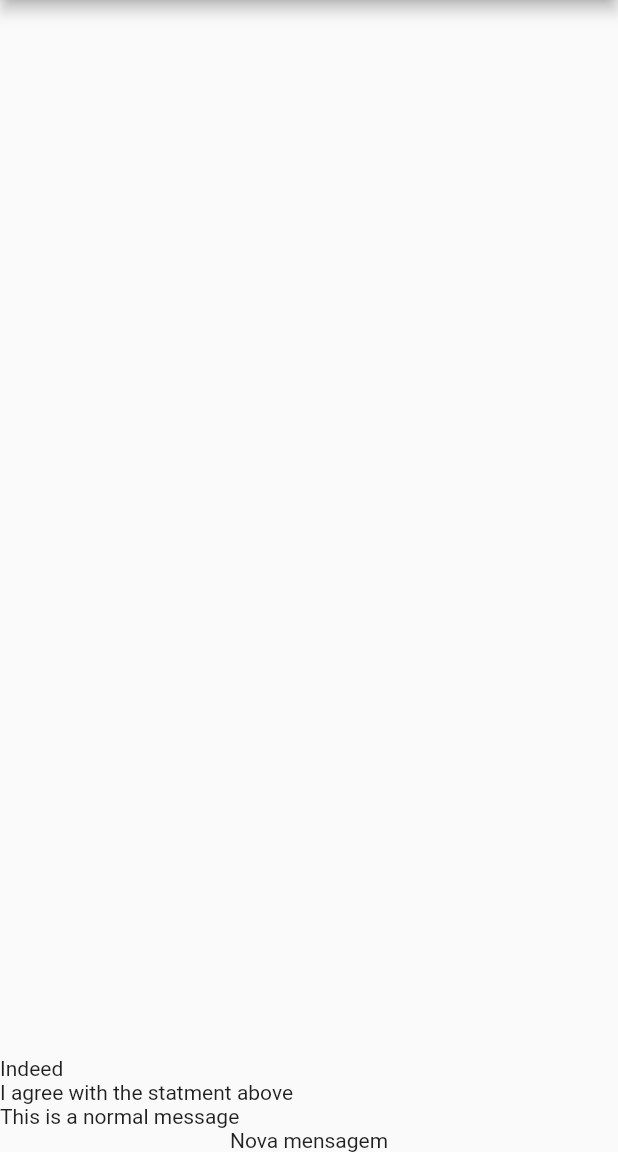
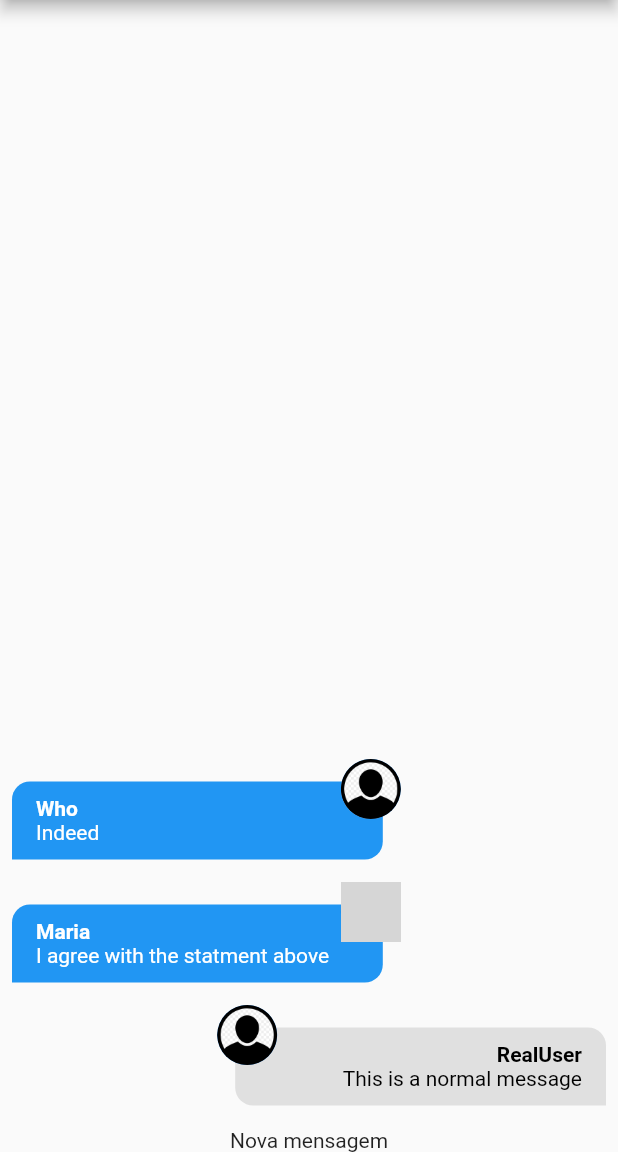
Before and after one commit to AizaYosuke/Chat, a Flutter app: the screen it shows after launch, on a phone screen of 412 x 824 dp, the part 84-1236 px from its top. Run offline on Flutter 3.47's test engine with Material 2 defaults, Android fonts, the phone set to English and light mode, and no system bars; our stand-ins replace image_picker; accounts and stored records are empty; network calls fail; grey boxes are pictures that could not be loaded.

Commit message:
feat: adds a message bubble to display the messages

```diff
--- /dev/null
+++ b/lib/components/message_bubble.dart
@@ -0,0 +1,101 @@
+import 'dart:io';
+
+import 'package:chat/core/models/chat_message.dart';
+import 'package:flutter/material.dart';
+
+class MessageBubble extends StatelessWidget {
+  static const defaultImage = 'assets/images/avatar.png';
+  final ChatMessage message;
+  final bool belongsToCurrentUser;
+
+  const MessageBubble({
+    required this.message,
+    required this.belongsToCurrentUser,
+    super.key,
+  });
+
+  Widget _showUserImage(String imageURL) {
+    ImageProvider? provider;
+    final uri = Uri.parse(imageURL);
+
+    if (uri.path.contains(defaultImage)) {
+      provider = const AssetImage(defaultImage);
+    } else if (uri.scheme.contains('http')) {
+      provider = NetworkImage(uri.toString());
+    } else {
+      provider = FileImage(File(uri.toString()));
+    }
+
+    return CircleAvatar(
+      backgroundImage: provider,
+    );
+  }
+
+  @override
+  Widget build(BuildContext context) {
+    final screenWidth = MediaQuery.of(context).size.width;
+
+    return Stack(
+      children: [
+        Row(
+          mainAxisAlignment: belongsToCurrentUser
+              ? MainAxisAlignment.end
+              : MainAxisAlignment.start,
+          children: [
+            Container(
+              decoration: BoxDecoration(
+                color: belongsToCurrentUser
+                    ? Colors.grey.shade300
+                    : Theme.of(context).colorScheme.secondary,
+                borderRadius: BorderRadius.only(
+                  topLeft: const Radius.circular(12),
+                  topRight: const Radius.circular(12),
+                  bottomLeft: belongsToCurrentUser
+                      ? const Radius.circular(12)
+                      : const Radius.circular(0),
+                  bottomRight: belongsToCurrentUser
+                      ? const Radius.circular(0)
+                      : const Radius.circular(12),
+                ),
+              ),
+              width: screenWidth * 0.6,
+              padding: const EdgeInsets.symmetric(
+                vertical: 10,
+                horizontal: 16,
+              ),
+              margin: const EdgeInsets.symmetric(
+                vertical: 15,
+                horizontal: 8,
+              ),
+              child: Column(
+                crossAxisAlignment: belongsToCurrentUser ? CrossAxisAlignment.end : CrossAxisAlignment.start,
+                children: [
+                  Text(
+                    message.userName,
+                    style: TextStyle(
+                      fontWeight: FontWeight.bold,
+                      color: belongsToCurrentUser ? Colors.black : Colors.white,
+                    ),
+                  ),
+                  Text(
+                    message.text,
+                    textAlign:
+                        belongsToCurrentUser ? TextAlign.end : TextAlign.start,
+                    style: TextStyle(
+                      color: belongsToCurrentUser ? Colors.black : Colors.white,
+                    ),
+                  ),
+                ],
+              ),
+            ),
+          ],
+        ),
+        Positioned(
+          left: belongsToCurrentUser ? null : screenWidth * 0.6 - 20,
+          right: belongsToCurrentUser ? screenWidth * 0.6 - 20 : null,
+          child: _showUserImage(message.userImageURL),
+        ),
+      ],
+    );
+  }
+}
--- a/lib/components/messages.dart
+++ b/lib/components/messages.dart
@@ -1,4 +1,6 @@
+import 'package:chat/components/message_bubble.dart';
 import 'package:chat/core/models/chat_message.dart';
+import 'package:chat/core/services/auth/auth_service.dart';
 import 'package:chat/core/services/chat/chat_service.dart';
 import 'package:flutter/material.dart';
 
@@ -7,6 +9,8 @@ class Messages extends StatelessWidget {
 
   @override
   Widget build(BuildContext context) {
+    final currentUser = AuthService().currentUser;
+
     return StreamBuilder<List<ChatMessage>>(
       stream: ChatService().messageStream(),
       builder: (ctx, snapshot) {
@@ -24,7 +28,11 @@ class Messages extends StatelessWidget {
             reverse: true,
             itemCount: msgs!.length,
             itemBuilder: (ctx, i) {
-              return Text(msgs[i].text);
+              return MessageBubble(
+                key: ValueKey(msgs[i].id),
+                message: msgs[i],
+                belongsToCurrentUser: currentUser!.id == msgs[i].userId,
+              );
             },
           );
         }
--- a/lib/core/services/chat/chat_mock_service.dart
+++ b/lib/core/services/chat/chat_mock_service.dart
@@ -21,13 +21,13 @@ class ChatMockService implements ChatService {
       createdAt: DateTime.now(),
       userId: '2',
       userName: 'Maria',
-      userImageURL: 'assets/images/avatar.png',
+      userImageURL: 'http://cbissn.ibict.br/images/phocagallery/galeria2/thumbs/phoca_thumb_l_image03_grd.png',
     ),
     ChatMessage(
       id: '3',
       text: 'Indeed',
       createdAt: DateTime.now(),
-      userId: '1',
+      userId: '3',
       userName: 'Who',
       userImageURL: 'assets/images/avatar.png',
     ),
```
